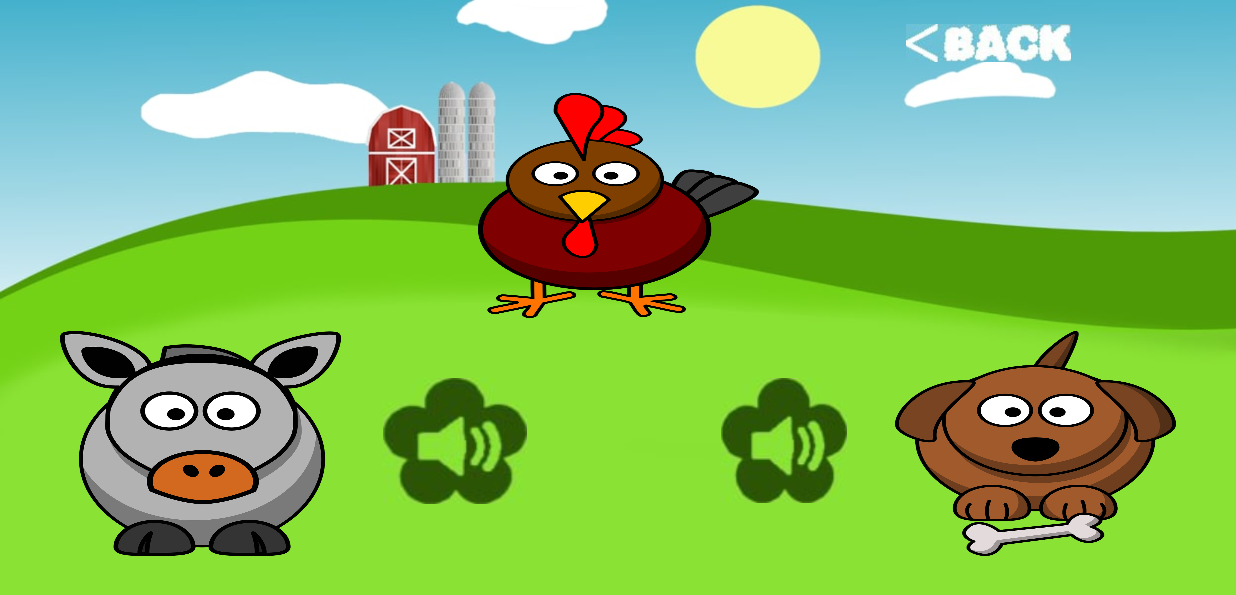
After one commit to JoseMariaRuiz193/HappyAnimals, an Android app: the JuegoImagenSonido screen opened directly, with no data from a screen before it, on a phone screen of 824 x 412 dp (held sideways). The commit adds this screen. Shown: the top 595 px of the screen. Run offline under Robolectric (Android 15) with nearby library versions, the phone set to English and light mode, and no system bars.

Commit message:
// App completada version BETA //falta boton recarga juego imagen sonido

```diff
--- a/app/src/main/java/com/example/happyanimals/AllAnimals.kt
+++ b/app/src/main/java/com/example/happyanimals/AllAnimals.kt
@@ -1,6 +1,7 @@
 package com.example.happyanimals
 
 import android.content.Intent
+import android.media.MediaPlayer
 import androidx.appcompat.app.AppCompatActivity
 import android.os.Bundle
 import android.view.View
@@ -96,6 +97,8 @@ class AllAnimals : AppCompatActivity() {
 
     fun returnVolver(view: View){
         irPantallaJuegoSonidos()
+        mediaPlayer = MediaPlayer.create(this, R.raw.musicafondo)
+        mediaPlayer.start()
     }
 
     fun irPantallaJuegoSonidos() {
--- /dev/null
+++ b/app/src/main/java/com/example/happyanimals/JuegoImagenSonido.kt
@@ -0,0 +1,174 @@
+package com.example.happyanimals
+
+import android.content.Context
+import android.content.Intent
+import android.graphics.drawable.Drawable
+import android.media.MediaPlayer
+import androidx.appcompat.app.AppCompatActivity
+import android.os.Bundle
+import android.view.View
+import android.view.WindowManager
+import android.widget.ImageButton
+import android.widget.ImageView
+import androidx.appcompat.app.AlertDialog
+
+class JuegoImagenSonido : AppCompatActivity() {
+
+    private lateinit var playButton: ImageButton
+    private lateinit var mediaPlayer: MediaPlayer
+
+
+    override fun onCreate(savedInstanceState: Bundle?) {
+        super.onCreate(savedInstanceState)
+        setContentView(R.layout.activity_juego_imagen_sonido)
+        supportActionBar?.hide()
+        this.window.setFlags(WindowManager.LayoutParams.FLAG_FULLSCREEN, WindowManager.LayoutParams.FLAG_FULLSCREEN)
+
+        //Imagenes animales recogidas en variables
+
+        val i1 = R.drawable.burro
+        val i2 = R.drawable.gato
+        val i3 = R.drawable.perro
+        val i4 = R.drawable.oveja
+        val i5 = R.drawable.gallo
+        val i6 = R.drawable.pato
+        val i7 = R.drawable.vaca
+        val i8 = R.drawable.cerdo
+
+        //Sonidos animales recogidos en variables
+
+        val s1 = R.raw.burro
+        val s2 = R.raw.gato
+        val s3 = R.raw.perro
+        val s4 = R.raw.oveja
+        val s5 = R.raw.gallo
+        val s6 = R.raw.pato
+        val s7 = R.raw.vaca
+        val s8 = R.raw.cerdo
+
+        //Relacion sonido con animal
+        /*
+        val (sburro, iburro) = Pair(sonidoBurro, imagenBurro)
+        println(sburro)
+        println(iburro)*/
+
+        //coger sonido aleatorio y colocarlo
+        val imagenes = mutableListOf(i1,i2,i3,i4,i5,i6,i7,i8)
+        val sonidos = mutableListOf(s1,s2,s3,s4,s5,s6,s7,s8)
+        val rnds = (0..7).random()
+
+        val imagencogida = imagenes.get(rnds)
+        // imagenes= imagencogida
+        val sonidoRecogido = sonidos.get(rnds)
+
+        val preguntasonido = findViewById<ImageView>(R.id.preguntasonido)
+        //preguntasonido.setImageResource(imagencogida)
+        if(sonidoRecogido != 0)
+            mediaPlayer = MediaPlayer.create(this, sonidoRecogido)
+
+
+        preguntasonido.setOnClickListener{
+            mediaPlayer.start()
+        }
+
+        //Colocar imagenes en opciones
+
+        val opcion1 = findViewById<ImageView>(R.id.imageopcion1)
+        val opcion2 = findViewById<ImageView>(R.id.imageopcion2)
+        val opcion3 = findViewById<ImageView>(R.id.imageopcion3)
+        val opciones = mutableListOf(opcion1,opcion2,opcion3)
+
+        //Colocar imagen buena en opcion aleatoria
+        val opcale = (0..2).random()
+        val opcioncogida = opciones.get(opcale)
+        opcioncogida.setImageResource(imagencogida)
+        imagenes.removeAt(rnds)
+        opciones.removeAt(opcale)
+
+        //Rellenar otras dos opciones con imagenes idferentes y posiciones diferentes
+        val opcale1= (0..1).random()
+        val rnds1= (0..6).random()
+        val imagencogida1 = imagenes.get(rnds1)
+        val opcioncogida1 = opciones.get(opcale1)
+        opcioncogida1.setImageResource(imagencogida1)
+        imagenes.removeAt(rnds1)
+        opciones.removeAt(opcale1)
+
+
+        val opcale2= (0)
+        val rnds2= (0..5).random()
+        val imagencogida2 = imagenes.get(rnds2)
+        val opcioncogida2 = opciones.get(opcale2)
+        opcioncogida2.setImageResource(imagencogida2)
+        mediaPlayer.start()
+
+        opcion1.setOnClickListener{
+            if (opcioncogida==opcion1){
+                acierto()
+                recargarPantalla()
+
+            }else{
+                error()
+
+            }
+        }
+        opcion2.setOnClickListener{
+            if (opcioncogida==opcion2){
+                acierto()
+                recargarPantalla()
+            }else{
+                error()
+
+            }
+        }
+        opcion3.setOnClickListener{
+            if (opcioncogida==opcion3){
+                acierto()
+                recargarPantalla()
+            }else{
+                error()
+
+            }
+        }
+
+        val imagenes1 = mutableListOf(i1,i2,i3,i4,i5,i6,i7,i8)
+        val sonidos1 = mutableListOf(s1,s2,s3,s4,s5,s6,s7,s8)
+
+    }
+    private fun error() {
+        val builder = AlertDialog.Builder(this)
+        builder.setTitle("ERROR")
+        builder.setMessage("CASIIIIIIIIIIIIIII")
+        builder.setPositiveButton("Aceptar",null)
+        val dialog: AlertDialog = builder.create()
+        dialog.show()
+    }
+    private fun acierto() {
+        val builder = AlertDialog.Builder(this)
+        builder.setTitle("SUUUUUU")
+        builder.setMessage("SUUUUUUUUUUUUU")
+        builder.setPositiveButton("Aceptar",null)
+        val dialog: AlertDialog = builder.create()
+        dialog.show()
+
+
+    }
+    private fun recargarPantalla(){
+
+        val pantallaJuegoSonido = Intent ( this, JuegoImagenSonido::class.java)
+        startActivity(pantallaJuegoSonido)
+
+    }
+    fun recargaDePantalla(view: View){
+        recargarPantalla()
+    }
+
+    fun returnVolver(view: View){
+        irPantallaMenuJuegos()
+    }
+
+    fun irPantallaMenuJuegos() {
+        val pantallaMenuJuegos = Intent(this, MenuJuegosActivity::class.java)
+        startActivity(pantallaMenuJuegos)
+    }
+}
--- /dev/null
+++ b/app/src/main/res/layout/activity_juego_imagen_sonido.xml
@@ -0,0 +1,102 @@
+<?xml version="1.0" encoding="utf-8"?>
+<androidx.constraintlayout.widget.ConstraintLayout xmlns:android="http://schemas.android.com/apk/res/android"
+    xmlns:app="http://schemas.android.com/apk/res-auto"
+    xmlns:tools="http://schemas.android.com/tools"
+    android:layout_width="match_parent"
+    android:layout_height="match_parent"
+    tools:context=".JuegoImagenSonido">
+
+
+    <ImageView
+        android:id="@+id/imageView2"
+        android:layout_width="wrap_content"
+        android:layout_height="wrap_content"
+        android:scaleType="fitXY"
+        app:layout_constraintStart_toStartOf="parent"
+        app:layout_constraintTop_toTopOf="parent"
+        app:srcCompat="@drawable/fondo" />
+
+    <ImageButton
+        android:id="@+id/imageButtonVolver2"
+        android:layout_width="110dp"
+        android:layout_height="25dp"
+        android:layout_marginStart="604dp"
+        android:layout_marginTop="16dp"
+        android:background="@android:color/transparent"
+        android:contentDescription="volverBoton"
+        android:onClick="returnVolver"
+        android:scaleType="fitXY"
+        app:layout_constraintStart_toStartOf="parent"
+        app:layout_constraintTop_toTopOf="parent"
+        app:srcCompat="@drawable/back"
+
+        tools:ignore="TouchTargetSizeCheck" />
+
+    <ImageButton
+        android:id="@+id/imageopcion1"
+        android:layout_width="187dp"
+        android:layout_height="150dp"
+        android:layout_marginStart="40dp"
+        android:background="@android:color/transparent"
+        android:contentDescription="botonopcion1"
+        android:scaleType="fitXY"
+        app:layout_constraintBottom_toBottomOf="parent"
+        app:layout_constraintStart_toStartOf="parent"
+        app:layout_constraintTop_toTopOf="parent"
+        app:layout_constraintVertical_bias="0.842" />
+
+    <ImageButton
+        android:id="@+id/imageopcion2"
+        android:layout_width="187dp"
+        android:layout_height="150dp"
+        android:layout_marginTop="-350dp"
+        android:background="@android:color/transparent"
+        android:contentDescription="botonopcion2"
+        android:scaleType="fitXY"
+        app:layout_constraintEnd_toStartOf="@+id/imageopcion3"
+        app:layout_constraintHorizontal_bias="0.5"
+        app:layout_constraintStart_toEndOf="@+id/imageopcion1"
+        app:layout_constraintTop_toBottomOf="@+id/imageView2" />
+
+    <ImageButton
+        android:id="@+id/imageopcion3"
+        android:layout_width="187dp"
+        android:layout_height="150dp"
+        android:layout_marginEnd="40dp"
+        android:background="@android:color/transparent"
+        android:contentDescription="botonopcion3"
+        android:scaleType="fitXY"
+        app:layout_constraintBottom_toBottomOf="parent"
+        app:layout_constraintEnd_toEndOf="parent"
+        app:layout_constraintTop_toTopOf="parent"
+        app:layout_constraintVertical_bias="0.842" />
+
+    <ImageButton
+        android:id="@+id/preguntasonido"
+        android:layout_width="96dp"
+        android:layout_height="84dp"
+        android:layout_marginStart="28dp"
+        android:layout_marginTop="-160dp"
+        android:background="@android:color/transparent"
+        android:scaleType="fitXY"
+        app:layout_constraintStart_toEndOf="@+id/imageopcion1"
+        app:layout_constraintTop_toBottomOf="@+id/imageView2"
+        app:srcCompat="@drawable/sound"
+        tools:ignore="MissingConstraints,SpeakableTextPresentCheck" />
+
+    <ImageButton
+        android:id="@+id/preguntasonido2"
+        android:layout_width="84dp"
+        android:layout_height="83dp"
+        android:layout_marginTop="-160dp"
+        android:layout_marginEnd="32dp"
+        android:background="@android:color/transparent"
+        android:onClick="recargaDePantalla"
+        android:scaleType="fitXY"
+        app:layout_constraintEnd_toStartOf="@+id/imageopcion3"
+        app:layout_constraintTop_toBottomOf="@+id/imageView2"
+        app:srcCompat="@drawable/sound"
+        tools:ignore="MissingConstraints,SpeakableTextPresentCheck" />
+
+
+</androidx.constraintlayout.widget.ConstraintLayout>
```
Also changed, not shown: app/src/main/AndroidManifest.xml (+8 -8 lines), app/src/main/java/com/example/happyanimals/MenuJuegosActivity.kt (+10 -2 lines), app/src/main/java/com/example/happyanimals/SplashScreen.kt (+16 -5 lines), app/src/main/res/layout/activity_menu_juegos.xml (+10 -9 lines), app/src/main/res/layout/activity_splash_screen.xml (+4 -4 lines), app/src/main/res/drawable-v24/animalsounds.png (added), app/src/main/res/drawable-v24/memorygame.png (added).
